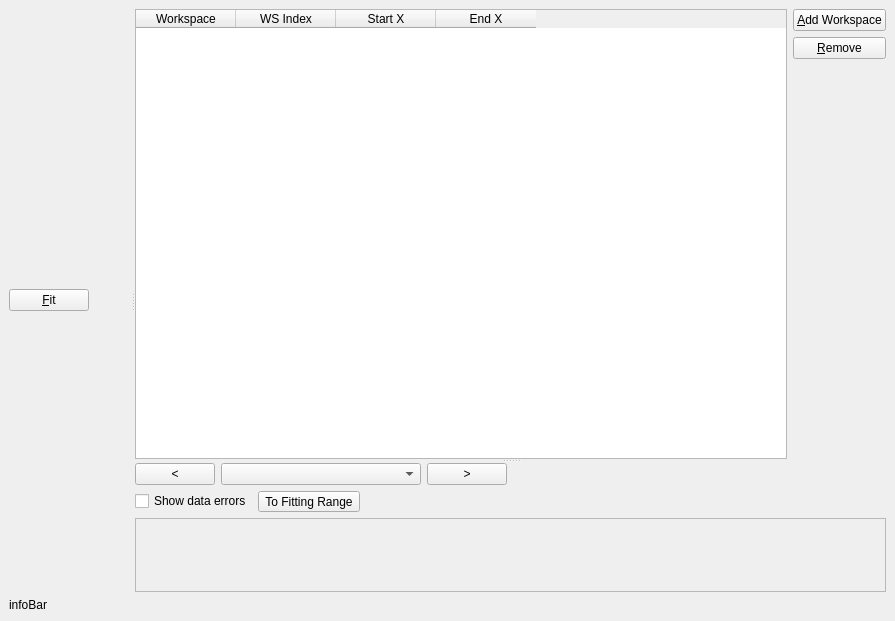
The window that MantidQt/CustomInterfaces/inc/MantidQtCustomInterfaces/MultiDatasetFit/MultiDatasetFit.ui (mantidproject/mantid) describes before a commit, drawn with Qt 5.
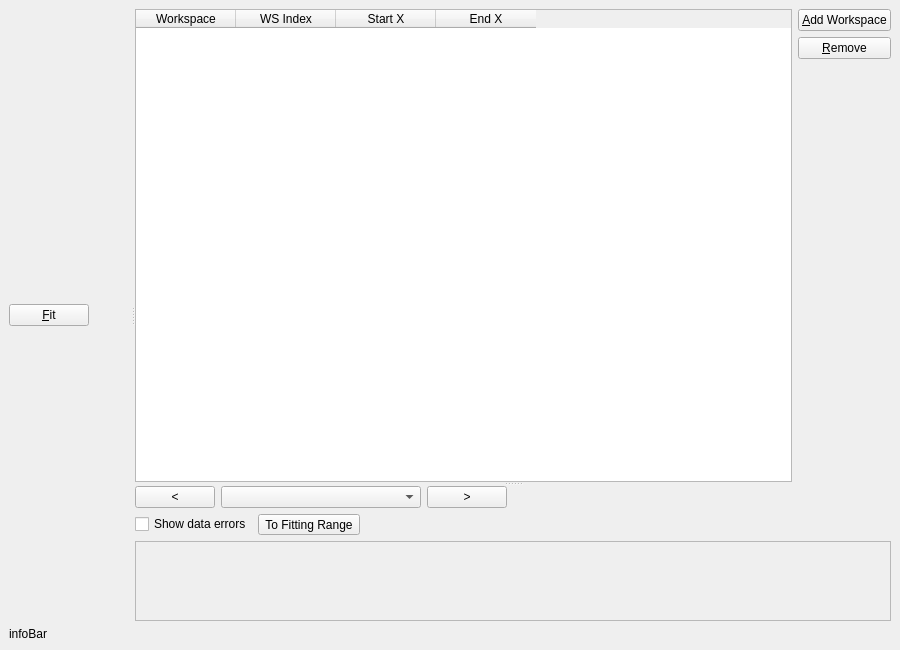
The same window after the commit. Custom widgets are drawn as their Qt base class.

Commit message: Re #12922. Method to open the parameter plot window.

The edit to the form file:
```diff
--- a/MantidQt/CustomInterfaces/inc/MantidQtCustomInterfaces/MultiDatasetFit/MultiDatasetFit.ui
+++ b/MantidQt/CustomInterfaces/inc/MantidQtCustomInterfaces/MultiDatasetFit/MultiDatasetFit.ui
@@ -6,8 +6,8 @@
    <rect>
     <x>0</x>
     <y>0</y>
-    <width>895</width>
-    <height>621</height>
+    <width>900</width>
+    <height>650</height>
    </rect>
   </property>
   <property name="windowTitle">
```
The commit also changes 2 other files.
